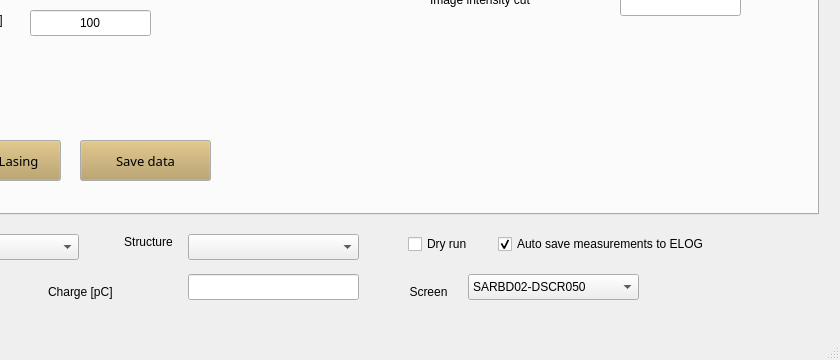
Before: the Qt Designer form gui.ui in pdijksta/PassiveWFMeasurement, drawn with Qt 5; both pictures show x 122 to 962 and y 496 to 856 of the 962 by 856 pixel window.
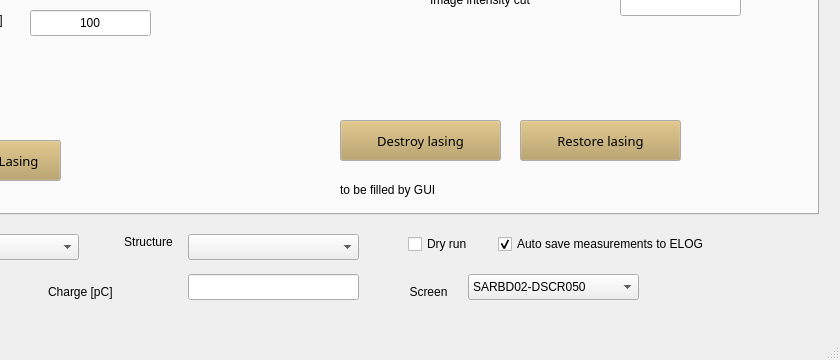
After: the same form once the commit is applied. The open tabs and pages were chosen to show the change.

Commit message: add buttons to destroy / restore lasing

What changed in the file:
```diff
--- a/gui.ui
+++ b/gui.ui
@@ -1836,62 +1836,6 @@
        <string>Pulse energy [uJ]</string>
       </property>
      </widget>
-     <widget class="QPushButton" name="SaveLasingRecData">
-      <property name="geometry">
-       <rect>
-        <x>190</x>
-        <y>610</y>
-        <width>131</width>
-        <height>41</height>
-       </rect>
-      </property>
-      <property name="palette">
-       <palette>
-        <active>
-         <colorrole role="Button">
-          <brush brushstyle="SolidPattern">
-           <color alpha="255">
-            <red>183</red>
-            <green>157</green>
-            <blue>92</blue>
-           </color>
-          </brush>
-         </colorrole>
-        </active>
-        <inactive>
-         <colorrole role="Button">
-          <brush brushstyle="SolidPattern">
-           <color alpha="255">
-            <red>183</red>
-            <green>157</green>
-            <blue>92</blue>
-           </color>
-          </brush>
-         </colorrole>
-        </inactive>
-        <disabled>
-         <colorrole role="Button">
-          <brush brushstyle="SolidPattern">
-           <color alpha="255">
-            <red>183</red>
-            <green>157</green>
-            <blue>92</blue>
-           </color>
-          </brush>
-         </colorrole>
-        </disabled>
-       </palette>
-      </property>
-      <property name="font">
-       <font>
-        <family>Sans Serif</family>
-        <pointsize>10</pointsize>
-       </font>
-      </property>
-      <property name="text">
-       <string>Save data</string>
-      </property>
-     </widget>
      <widget class="QLineEdit" name="LasingReconstructionSliceFactor">
       <property name="geometry">
        <rect>
@@ -2001,6 +1945,134 @@
        <set>Qt::AlignLeading|Qt::AlignLeft|Qt::AlignVCenter</set>
       </property>
      </widget>
+     <widget class="QPushButton" name="DestroyLasing">
+      <property name="geometry">
+       <rect>
+        <x>450</x>
+        <y>590</y>
+        <width>161</width>
+        <height>41</height>
+       </rect>
+      </property>
+      <property name="palette">
+       <palette>
+        <active>
+         <colorrole role="Button">
+          <brush brushstyle="SolidPattern">
+           <color alpha="255">
+            <red>183</red>
+            <green>157</green>
+            <blue>92</blue>
+           </color>
+          </brush>
+         </colorrole>
+        </active>
+        <inactive>
+         <colorrole role="Button">
+          <brush brushstyle="SolidPattern">
+           <color alpha="255">
+            <red>183</red>
+            <green>157</green>
+            <blue>92</blue>
+           </color>
+          </brush>
+         </colorrole>
+        </inactive>
+        <disabled>
+         <colorrole role="Button">
+          <brush brushstyle="SolidPattern">
+           <color alpha="255">
+            <red>183</red>
+            <green>157</green>
+            <blue>92</blue>
+           </color>
+          </brush>
+         </colorrole>
+        </disabled>
+       </palette>
+      </property>
+      <property name="font">
+       <font>
+        <family>Sans Serif</family>
+        <pointsize>10</pointsize>
+       </font>
+      </property>
+      <property name="text">
+       <string>Destroy lasing</string>
+      </property>
+     </widget>
+     <widget class="QPushButton" name="RestoreLasing">
+      <property name="geometry">
+       <rect>
+        <x>630</x>
+        <y>590</y>
+        <width>161</width>
+        <height>41</height>
+       </rect>
+      </property>
+      <property name="palette">
+       <palette>
+        <active>
+         <colorrole role="Button">
+          <brush brushstyle="SolidPattern">
+           <color alpha="255">
+            <red>183</red>
+            <green>157</green>
+            <blue>92</blue>
+           </color>
+          </brush>
+         </colorrole>
+        </active>
+        <inactive>
+         <colorrole role="Button">
+          <brush brushstyle="SolidPattern">
+           <color alpha="255">
+            <red>183</red>
+            <green>157</green>
+            <blue>92</blue>
+           </color>
+          </brush>
+         </colorrole>
+        </inactive>
+        <disabled>
+         <colorrole role="Button">
+          <brush brushstyle="SolidPattern">
+           <color alpha="255">
+            <red>183</red>
+            <green>157</green>
+            <blue>92</blue>
+           </color>
+          </brush>
+         </colorrole>
+        </disabled>
+       </palette>
+      </property>
+      <property name="font">
+       <font>
+        <family>Sans Serif</family>
+        <pointsize>10</pointsize>
+       </font>
+      </property>
+      <property name="text">
+       <string>Restore lasing</string>
+      </property>
+     </widget>
+     <widget class="QLabel" name="LasingStatus">
+      <property name="geometry">
+       <rect>
+        <x>450</x>
+        <y>650</y>
+        <width>341</width>
+        <height>20</height>
+       </rect>
+      </property>
+      <property name="text">
+       <string>to be filled by GUI</string>
+      </property>
+      <property name="alignment">
+       <set>Qt::AlignLeading|Qt::AlignLeft|Qt::AlignVCenter</set>
+      </property>
+     </widget>
     </widget>
     <widget class="QWidget" name="tab_2">
      <attribute name="title">
```
Left out of the diff: 2 changed lines with no effect on the pictures. The commit also changes 4 other files.
